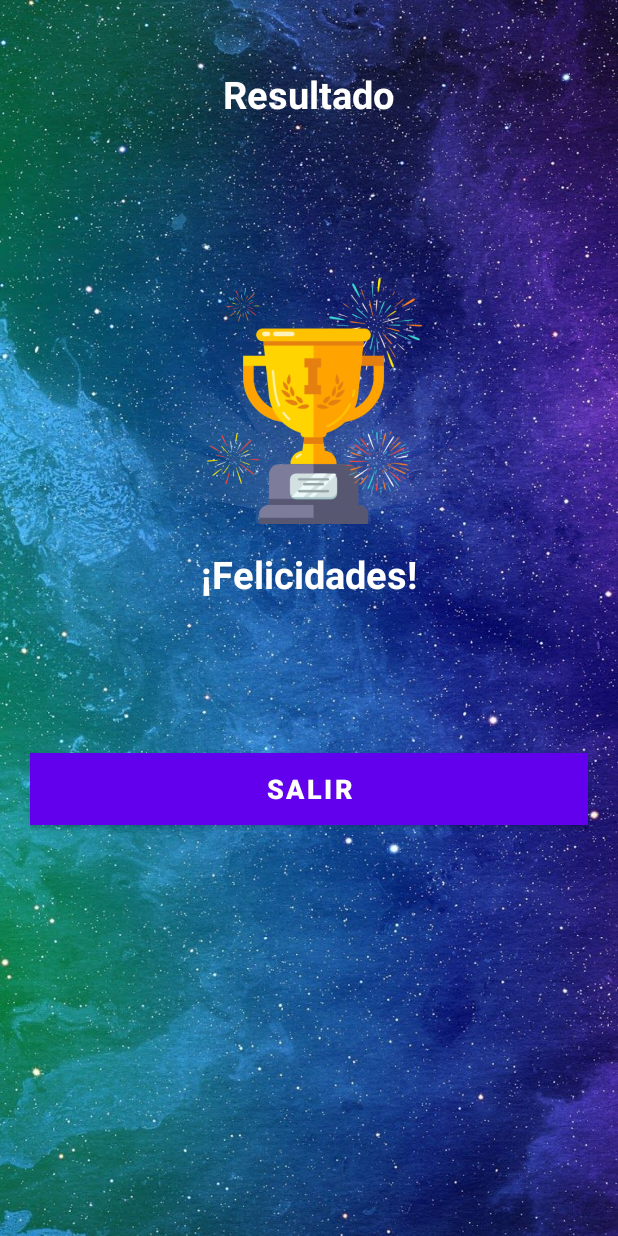
After one commit to ManuelRManzur/efdam2, an Android app: the ResultActivity screen opened directly, with no data from a screen before it, on a phone screen of 412 x 824 dp. The commit adds this screen. Run offline under Robolectric (Android 15) with nearby library versions, the phone set to English and light mode, and no system bars.

Commit message:
8th commit - Results UI

```diff
--- a/app/src/main/AndroidManifest.xml
+++ b/app/src/main/AndroidManifest.xml
@@ -14,9 +14,14 @@
         android:theme="@style/Theme.QuizAppEF"
         tools:targetApi="31">
         <activity
+            android:name=".ResultActivity"
+            android:screenOrientation="portrait"
+            android:theme="@style/Theme.NoActionBarTheme"
+            android:exported="false" />
+        <activity
             android:name=".QuizQuestionsActivity"
             android:exported="false"
-            android:screenOrientation="portrait"/>
+            android:screenOrientation="portrait" />
         <activity
             android:name=".MainActivity"
             android:exported="true"
--- a/app/src/main/java/com/rmanzur/quizappef/QuizQuestionsActivity.kt
+++ b/app/src/main/java/com/rmanzur/quizappef/QuizQuestionsActivity.kt
@@ -15,6 +15,7 @@ class QuizQuestionsActivity : AppCompatActivity(), View.OnClickListener {
     private var mCurrentPos: Int = 1
     private var mQuestionList: ArrayList<Question>? = null
     private var mSelectOptionPos: Int = 0
+    private var mCorrectAnswers: Int = 0
     private lateinit var btnSub: Button
     private lateinit var prgBar: ProgressBar
     private lateinit var tvprog: TextView
@@ -112,6 +113,8 @@ class QuizQuestionsActivity : AppCompatActivity(), View.OnClickListener {
                     val question = mQuestionList?.get(mCurrentPos-1)
                     if(question!!.correctAnswer!=mSelectOptionPos){
                         viewAnswer(mSelectOptionPos, R.drawable.wrong_option_border_bg)
+                    }else{
+                        mCorrectAnswers ++
                     }
                     viewAnswer(question.correctAnswer, R.drawable.correct_option_border_bg)
                     if(mCurrentPos == mQuestionList!!.size){
--- /dev/null
+++ b/app/src/main/java/com/rmanzur/quizappef/ResultActivity.kt
@@ -0,0 +1,11 @@
+package com.rmanzur.quizappef
+
+import androidx.appcompat.app.AppCompatActivity
+import android.os.Bundle
+
+class ResultActivity : AppCompatActivity() {
+    override fun onCreate(savedInstanceState: Bundle?) {
+        super.onCreate(savedInstanceState)
+        setContentView(R.layout.activity_result)
+    }
+}
--- /dev/null
+++ b/app/src/main/res/layout/activity_result.xml
@@ -0,0 +1,68 @@
+<?xml version="1.0" encoding="utf-8"?>
+<LinearLayout xmlns:android="http://schemas.android.com/apk/res/android"
+    xmlns:tools="http://schemas.android.com/tools"
+    android:layout_width="match_parent"
+    android:layout_height="match_parent"
+    android:background="@drawable/ic_bg"
+    android:orientation="vertical"
+    android:gravity="center_horizontal"
+    android:padding="20dp"
+    tools:context=".MainActivity">
+
+    <TextView
+        android:id="@+id/tv_result"
+        android:layout_width="wrap_content"
+        android:layout_height="wrap_content"
+        android:layout_marginTop="25dp"
+        android:text="Resultado"
+        android:textColor="@android:color/white"
+        android:textSize="25sp"
+        android:textStyle="bold" />
+
+    <ImageView
+        android:id="@+id/iv_trophy"
+        android:layout_width="332dp"
+        android:layout_height="269dp"
+        android:contentDescription="image"
+        android:src="@drawable/ic_trophy" />
+
+    <TextView
+        android:id="@+id/tv_congratulations"
+        android:layout_width="wrap_content"
+        android:layout_height="wrap_content"
+        android:layout_marginTop="16dp"
+        android:text="¡Felicidades!"
+        android:textColor="@android:color/white"
+        android:textSize="25sp"
+        android:textStyle="bold"/>
+
+    <TextView
+        android:id="@+id/tv_name"
+        android:layout_width="wrap_content"
+        android:layout_height="wrap_content"
+        android:layout_marginTop="25dp"
+        android:textColor="@android:color/white"
+        android:textSize="22sp"
+        android:textStyle="bold"
+        tools:text="Nombre" />
+
+    <TextView
+        android:id="@+id/tv_score"
+        android:layout_width="wrap_content"
+        android:layout_height="wrap_content"
+        android:layout_marginTop="10dp"
+        android:textColor="@android:color/secondary_text_dark"
+        android:textSize="20sp"
+        tools:text="Tu puntaje es 0 de 10" />
+
+    <Button
+        android:id="@+id/btn_finish"
+        android:layout_width="match_parent"
+        android:layout_height="wrap_content"
+        android:layout_marginTop="10dp"
+        android:background="@android:color/white"
+        android:text="Salir"
+        android:textColor="@color/white"
+        android:textSize="18sp"
+        android:textStyle="bold" />
+</LinearLayout>
```
Also changed, not shown: app/src/main/res/drawable/ic_trophy.png (added).
